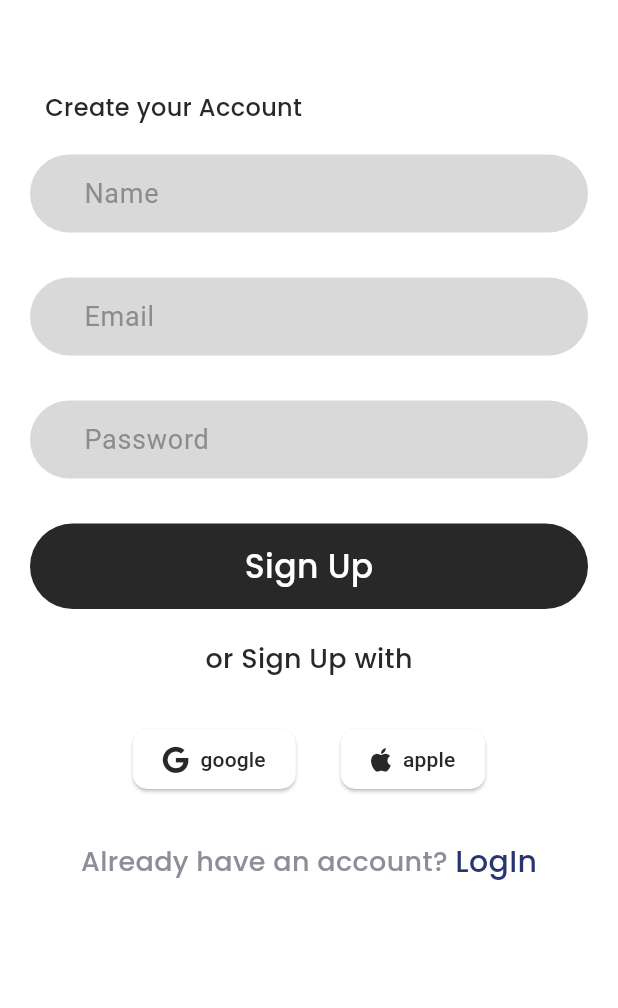
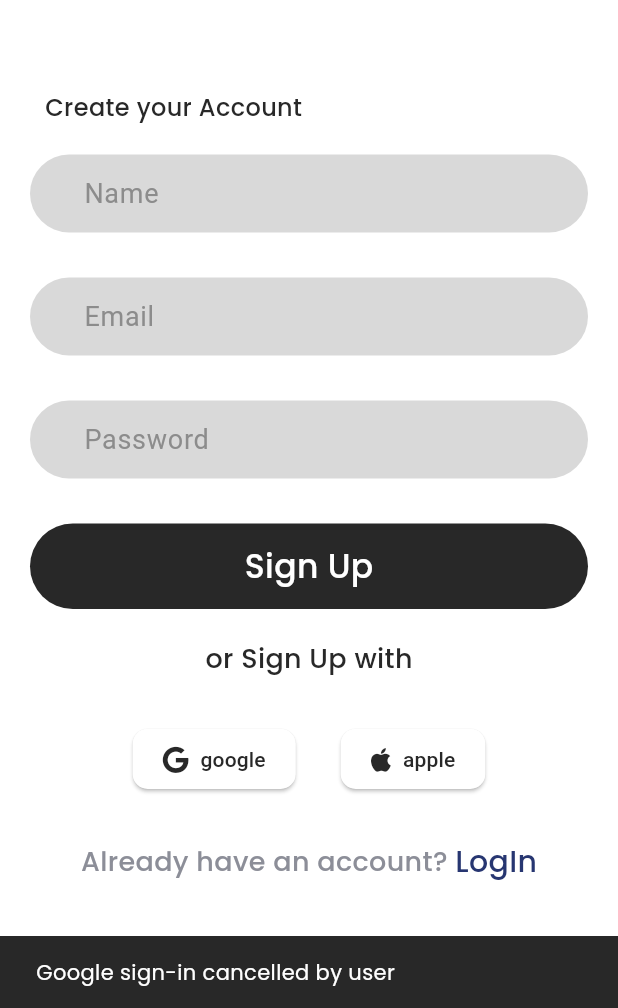
Before and after one commit to mihir7031/Eventia_Flutter, a Flutter app: the SignUp screen opened directly, after a tap on "google", on a phone screen of 412 x 824 dp, the part 228-1236 px from its top. Run offline on Flutter 3.47's test engine with Material 3 defaults, Android fonts, the phone set to English and light mode, and no system bars; our stand-ins replace cloud_firestore, firebase_auth, firebase_core, firebase_storage, font_awesome_flutter, google_fonts and 3 more; missing offline and left inert: the_apple_sign_in; accounts and stored records are empty.

```diff
--- a/lib/LoginPages/auth.dart
+++ b/lib/LoginPages/auth.dart
@@ -5,6 +5,7 @@ import 'package:flutter/services.dart';
 import 'package:google_sign_in/google_sign_in.dart';
 import 'package:the_apple_sign_in/the_apple_sign_in.dart';
 import 'package:eventia/navigator.dart';
+
 class AuthMethods {
   final FirebaseAuth auth = FirebaseAuth.instance;
 
@@ -13,35 +14,94 @@ class AuthMethods {
   }
 
   signInWithGoogle(BuildContext context) async {
+    try {
       final FirebaseAuth firebaseAuth = FirebaseAuth.instance;
       final GoogleSignIn googleSignIn = GoogleSignIn();
 
-    final GoogleSignInAccount? googleSignInAccount =
-    await googleSignIn.signIn();
+      final GoogleSignInAccount? googleSignInAccount = await googleSignIn.signIn();
+      if (googleSignInAccount == null) {
+        // User cancelled the sign-in
+        ScaffoldMessenger.of(context).showSnackBar(
+          const SnackBar(content: Text("Google sign-in cancelled by user")),
+        );
+        return;
+      }
 
       final GoogleSignInAuthentication? googleSignInAuthentication =
-    await googleSignInAccount?.authentication;
+      await googleSignInAccount.authentication;
+
+      if (googleSignInAuthentication == null) {
+        ScaffoldMessenger.of(context).showSnackBar(
+          const SnackBar(content: Text("Failed to authenticate with Google")),
+        );
+        return;
+      }
 
       final AuthCredential credential = GoogleAuthProvider.credential(
-        idToken: googleSignInAuthentication?.idToken,
-        accessToken: googleSignInAuthentication?.accessToken);
+        idToken: googleSignInAuthentication.idToken,
+        accessToken: googleSignInAuthentication.accessToken,
+      );
 
       UserCredential result = await firebaseAuth.signInWithCredential(credential);
-
       User? userDetails = result.user;
 
+      if (userDetails != null) {
         Map<String, dynamic> userInfoMap = {
-      "email": userDetails!.email,
+          "email": userDetails.email,
           "name": userDetails.displayName,
           "imgUrl": userDetails.photoURL,
           "id": userDetails.uid
         };
+
         await DatabaseMethods()
             .addUser(userDetails.uid, userInfoMap)
             .then((value) {
           Navigator.pushReplacement(
-          context, MaterialPageRoute(builder: (context) => const NavigatorWidget(),));
+            context,
+            MaterialPageRoute(builder: (context) => const NavigatorWidget()),
+          );
         });
+      } else {
+        ScaffoldMessenger.of(context).showSnackBar(
+          const SnackBar(content: Text("Failed to sign in with Google")),
+        );
+      }
+    } on FirebaseAuthException catch (e) {
+      String errorMessage;
+      switch (e.code) {
+        case 'account-exists-with-different-credential':
+          errorMessage = "Account already exists with a different credential.";
+          break;
+        case 'invalid-credential':
+          errorMessage = "Invalid credentials. Please try again.";
+          break;
+        case 'user-disabled':
+          errorMessage = "This user has been disabled. Please contact support.";
+          break;
+        case 'operation-not-allowed':
+          errorMessage = "Operation not allowed. Please enable Google Sign-In in Firebase.";
+          break;
+        case 'invalid-verification-code':
+          errorMessage = "Invalid verification code. Please try again.";
+          break;
+        case 'invalid-verification-id':
+          errorMessage = "Invalid verification ID. Please try again.";
+          break;
+        default:
+          errorMessage = "An unknown error occurred. Please try again.";
+      }
+      ScaffoldMessenger.of(context).showSnackBar(
+        SnackBar(content: Text(errorMessage)),
+      );
+    } on PlatformException catch (e) {
+      ScaffoldMessenger.of(context).showSnackBar(
+        SnackBar(content: Text("Platform Exception: ${e.message}")),
+      );
+    } catch (e) {
+      ScaffoldMessenger.of(context).showSnackBar(
+        SnackBar(content: Text("An unexpected error occurred: $e")),
+      );
+    }
   }
 
   Future<User> signInWithApple({List<Scope> scopes = const []}) async {
@@ -60,7 +120,7 @@ class AuthMethods {
           if (fullName != null &&
               fullName.givenName != null &&
               fullName.familyName != null) {
-            final displayName = '${fullName.givenName}${fullName.familyName}';
+            final displayName = '${fullName.givenName} ${fullName.familyName}';
             await firebaseUser.updateDisplayName(displayName);
           }
         }
--- a/lib/LoginPages/login.dart
+++ b/lib/LoginPages/login.dart
@@ -1,5 +1,4 @@
 // ignore_for_file: use_build_context_synchronously
-
 import 'package:eventia/LoginPages/forgot_password.dart';
 import 'package:eventia/LoginPages/auth.dart';
 import 'package:eventia/LoginPages/signup.dart';
@@ -9,6 +8,7 @@ import 'package:eventia/navigation.dart';
 import 'package:eventia/main.dart';
 import 'package:font_awesome_flutter/font_awesome_flutter.dart';
 import 'package:eventia/navigator.dart';
+
 
 class LogIn extends StatefulWidget {
   const LogIn({super.key});
@@ -29,12 +29,8 @@ class _LogInState extends State<LogIn> {
     try {
       await FirebaseAuth.instance
           .signInWithEmailAndPassword(email: email, password: password);
-      Navigator.push(
-          context,
-          MaterialPageRoute(
-              builder: (context) => const PersistentNavBar(
-                    selectedIndex: 0,
-                  )));
+      Navigator.push(context,
+          MaterialPageRoute(builder: (context) => const NavigatorWidget()));
     } on FirebaseAuthException catch (e) {
       String errorMessage;
       if (e.code == 'user-not-found') {
@@ -100,8 +96,8 @@ class _LogInState extends State<LogIn> {
                 child: Column(
                   children: [
                     Container(
-                      padding:
-                          const EdgeInsets.symmetric(vertical: 2.0, horizontal: 20.0),
+                      padding: const EdgeInsets.symmetric(
+                          vertical: 2.0, horizontal: 20.0),
                       decoration: BoxDecoration(
                         color: const Color(0xFFd9d9d9),
                         borderRadius: BorderRadius.circular(30),
@@ -127,8 +123,8 @@ class _LogInState extends State<LogIn> {
                     ),
                     const SizedBox(height: 30.0),
                     Container(
-                      padding:
-                          const EdgeInsets.symmetric(vertical: 2.0, horizontal: 20.0),
+                      padding: const EdgeInsets.symmetric(
+                          vertical: 2.0, horizontal: 20.0),
                       decoration: BoxDecoration(
                         color: const Color(0xFFd9d9d9),
                         borderRadius: BorderRadius.circular(30),
@@ -221,8 +217,8 @@ class _LogInState extends State<LogIn> {
                     style: ElevatedButton.styleFrom(
                       backgroundColor: Colors.white,
                       foregroundColor: primaryColor,
-                      padding:
-                          const EdgeInsets.symmetric(horizontal: 20, vertical: 10),
+                      padding: const EdgeInsets.symmetric(
+                          horizontal: 20, vertical: 10),
                       shape: RoundedRectangleBorder(
                         borderRadius: BorderRadius.circular(10),
                       ),
@@ -239,8 +235,8 @@ class _LogInState extends State<LogIn> {
                     style: ElevatedButton.styleFrom(
                       backgroundColor: Colors.white,
                       foregroundColor: primaryColor,
-                      padding:
-                          const EdgeInsets.symmetric(horizontal: 20, vertical: 10),
+                      padding: const EdgeInsets.symmetric(
+                          horizontal: 20, vertical: 10),
                       shape: RoundedRectangleBorder(
                         borderRadius: BorderRadius.circular(10),
                       ),
@@ -269,8 +265,10 @@ class _LogInState extends State<LogIn> {
                   const SizedBox(width: 5.0),
                   GestureDetector(
                     onTap: () {
-                      Navigator.push(context,
-                          MaterialPageRoute(builder: (context) => const SignUp()));
+                      Navigator.push(
+                          context,
+                          MaterialPageRoute(
+                              builder: (context) => const SignUp()));
                     },
                     child: const Text(
                       "SignUp",
@@ -283,11 +281,15 @@ class _LogInState extends State<LogIn> {
                   ),
                 ],
               ),
-              const SizedBox(height: 30,),
+              const SizedBox(
+                height: 30,
+              ),
               GestureDetector(
                 onTap: () {
-                  Navigator.pushReplacement(context,
-                      MaterialPageRoute(builder: (context) => const NavigatorWidget()));
+                  Navigator.pushReplacement(
+                      context,
+                      MaterialPageRoute(
+                          builder: (context) => const NavigatorWidget()));
                 },
                 child: const Text(
                   "Skip for now",
@@ -296,11 +298,9 @@ class _LogInState extends State<LogIn> {
                     fontSize: 16.0,
                     fontWeight: FontWeight.w300,
                     decoration: TextDecoration.underline,
-
                   ),
                 ),
               ),
-
             ],
           ),
         ),
--- a/lib/main.dart
+++ b/lib/main.dart
@@ -53,20 +53,14 @@ class _MyAppState extends State<MyApp> {
         colorScheme: const ColorScheme.light(
           primary: primaryColor,
           secondary: secondaryColor,
-          surface: accentColor,
-
           onPrimary: secondaryColor,
           onSecondary: primaryColor,
           onSurface: primaryColor,
           onError: blackColor,
           error: blackColor,
         ),
-        scaffoldBackgroundColor: secondaryColor,
+
         textTheme: TextTheme(
-
-
-
-
           titleLarge: TextStyle(
             color: primaryColor,
             fontWeight: FontWeight.bold,
--- a/lib/view/profile.dart
+++ b/lib/view/profile.dart
@@ -11,12 +11,7 @@ class ProfilePage extends StatelessWidget {
       appBar: AppBar(
         backgroundColor: Colors.white,
         elevation: 0,
-        leading: IconButton(
-          icon: const Icon(Icons.arrow_back, color: Colors.black),
-          onPressed: () {
-            Navigator.pop(context);
-          },
-        ),
+
         title: const Text(
           'Profile',
           style: TextStyle(
--- a/lib/view/screenmain.dart
+++ b/lib/view/screenmain.dart
@@ -12,6 +12,7 @@ import 'package:firebase_auth/firebase_auth.dart';
 import 'package:firebase_storage/firebase_storage.dart';
 import 'package:image_picker/image_picker.dart';
 import 'dart:io';
+import 'package:eventia/view/profile.dart';
 
 class ScreenMain extends StatefulWidget {
   const ScreenMain({super.key});
@@ -232,6 +233,18 @@ class _ScreenMainState extends State<ScreenMain> {
               ),
             ),
             ListTile(
+              leading: const Icon(Icons.person),
+              title: const Text('Profile'),
+              onTap: () {
+                Navigator.pop(context);
+
+                Navigator.push(
+                  context,
+                  MaterialPageRoute(builder: (context) => const ProfilePage()),
+                );
+              },
+            ),
+            ListTile(
               leading: const Icon(Icons.event),
               title: const Text('My Events'),
               onTap: () {
@@ -286,6 +299,7 @@ class _ScreenMainState extends State<ScreenMain> {
                       // Navigate to Sign In page
                     },
                   ),
+
           ],
         ),
       ),
--- a/pubspec.yaml
+++ b/pubspec.yaml
@@ -31,7 +31,7 @@ dependencies:
   flutter:
     sdk: flutter
   firebase_core: ^3.3.0
-  firebase_auth: ^5.1.3
+  firebase_auth: ^5.2.0
   cloud_firestore: ^5.2.0
   google_sign_in: ^6.2.1
   font_awesome_flutter: ^10.4.0
```
Also changed, not shown: pubspec.lock, 2 other files. Lines whose indentation alone changed are shown as unchanged.
